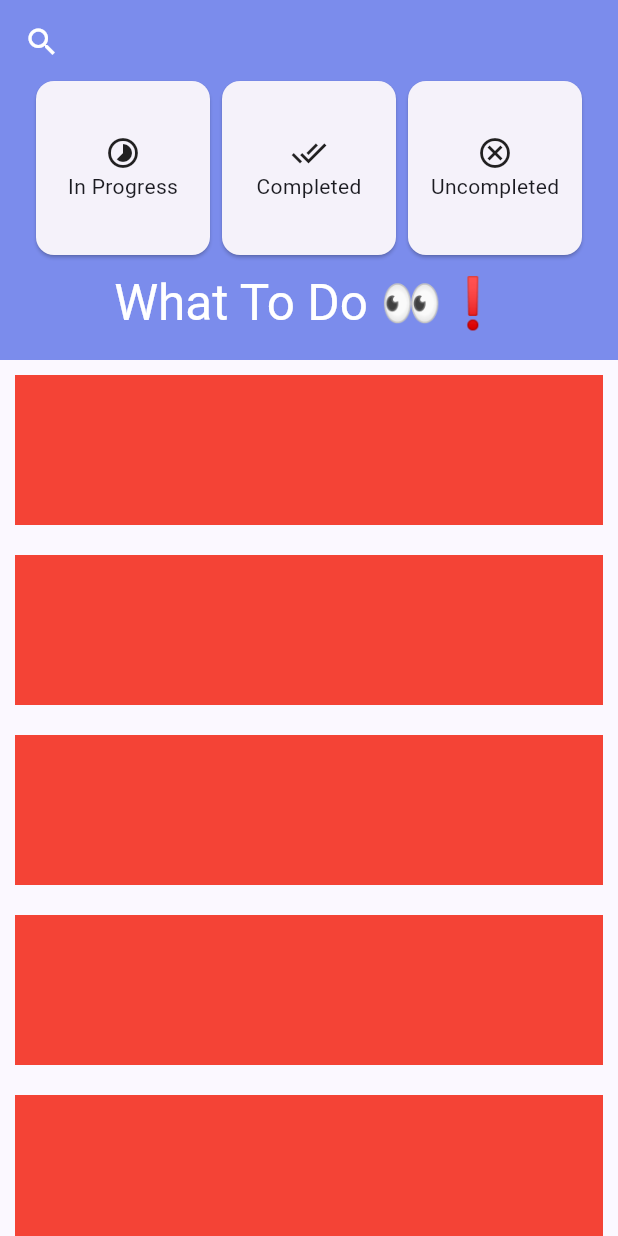
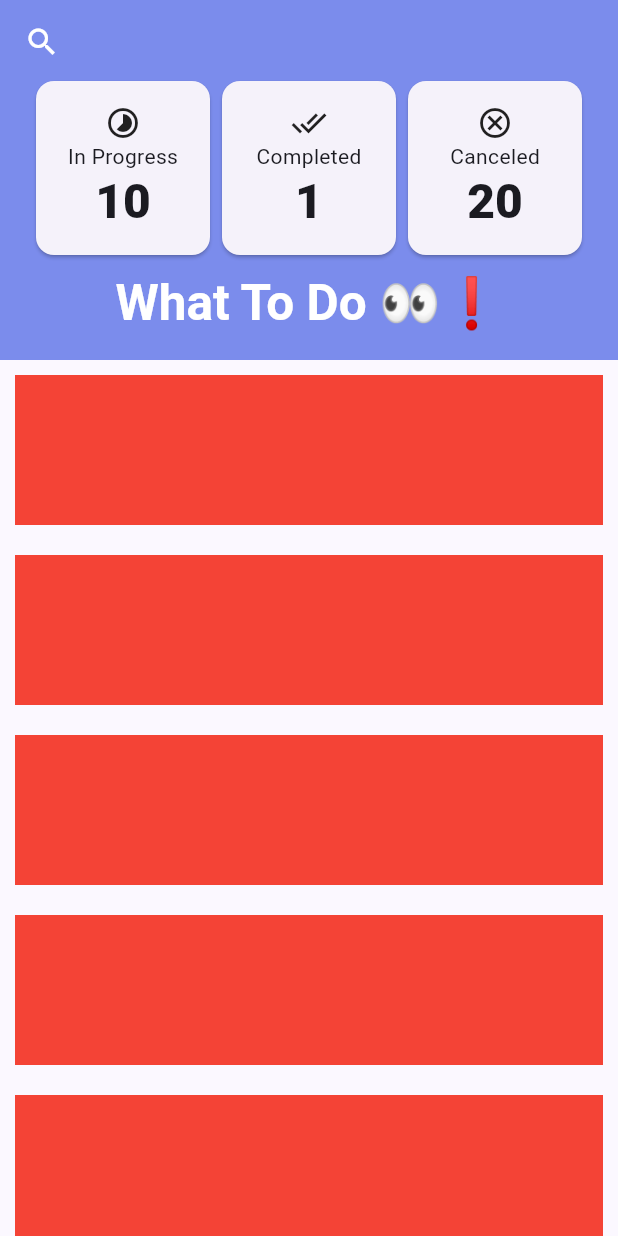
Before and after one commit to rahimuj570/what_to_do_flutter_MVVM, a Flutter app: the screen it shows after launch, on a phone screen of 412 x 824 dp. Run offline on Flutter 3.47's test engine with Material 3 defaults, Android fonts, the phone set to English and light mode, and no system bars.

Commit message:
header ui created

```diff
--- a/lib/views/home_screen.dart
+++ b/lib/views/home_screen.dart
@@ -1,4 +1,5 @@
 import 'package:flutter/material.dart';
+import 'package:mvvm_task_management/widgets/appbar_status_card.dart';
 
 class HomeScreen extends StatefulWidget {
   const HomeScreen({super.key});
@@ -22,7 +23,10 @@ class _HomeScreenState extends State<HomeScreen> {
               flexibleSpace: FlexibleSpaceBar(
                 title: Text(
                   'What To Do 👀❗',
-                  style: TextStyle(fontSize: 22, color: Colors.white),
+                  style: Theme.of(context).textTheme.titleLarge!.copyWith(
+                    color: Colors.white,
+                    fontWeight: FontWeight.bold,
+                  ),
                 ),
                 centerTitle: true,
 
@@ -31,29 +35,20 @@ class _HomeScreenState extends State<HomeScreen> {
                   child: GridView.count(
                     crossAxisCount: 3,
                     children: [
-                      Card(
-                        child: Column(
-                          mainAxisAlignment: MainAxisAlignment.center,
-                          children: [
-                            Icon(Icons.timelapse),
-                            Text('In Progress'),
-                          ],
-                        ),
+                      AppbarStatusCard(
+                        title: 'In Progress',
+                        icon: Icons.timelapse,
+                        quantity: 10,
                       ),
-                      Card(
-                        child: Column(
-                          mainAxisAlignment: MainAxisAlignment.center,
-                          children: [Icon(Icons.done_all), Text('Completed')],
-                        ),
+                      AppbarStatusCard(
+                        title: 'Completed',
+                        icon: Icons.done_all,
+                        quantity: 1,
                       ),
-                      Card(
-                        child: Column(
-                          mainAxisAlignment: MainAxisAlignment.center,
-                          children: [
-                            Icon(Icons.cancel_outlined),
-                            Text('Uncompleted'),
-                          ],
-                        ),
+                      AppbarStatusCard(
+                        title: 'Canceled',
+                        icon: Icons.cancel_outlined,
+                        quantity: 20,
                       ),
                     ],
                   ),
--- /dev/null
+++ b/lib/widgets/appbar_status_card.dart
@@ -0,0 +1,32 @@
+import 'package:flutter/material.dart';
+
+class AppbarStatusCard extends StatelessWidget {
+  final String title;
+  final IconData icon;
+  final int quantity;
+  const AppbarStatusCard({
+    super.key,
+    required this.title,
+    required this.icon,
+    required this.quantity,
+  });
+
+  @override
+  Widget build(BuildContext context) {
+    return Card(
+      child: Column(
+        mainAxisAlignment: MainAxisAlignment.center,
+        children: [
+          Icon(icon),
+          Text(title),
+          Text(
+            quantity.toString(),
+            style: TextTheme.of(
+              context,
+            ).headlineLarge!.copyWith(fontWeight: FontWeight.w900),
+          ),
+        ],
+      ),
+    );
+  }
+}
```
